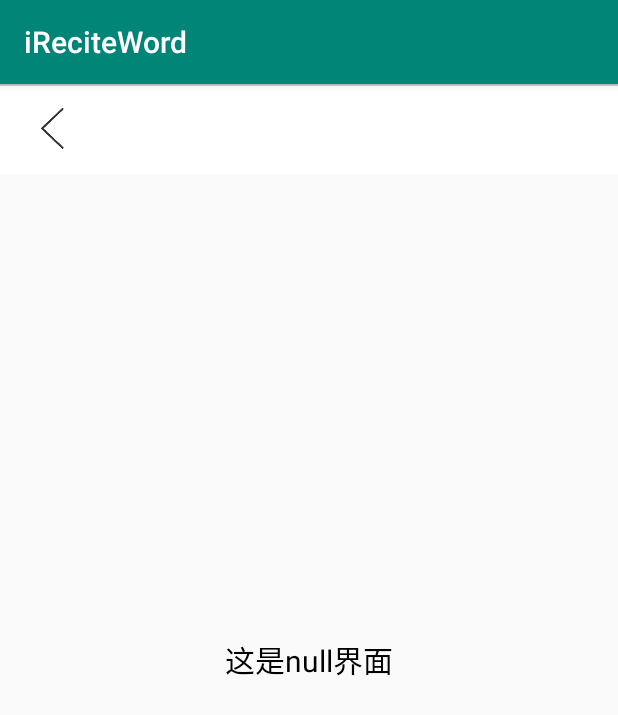
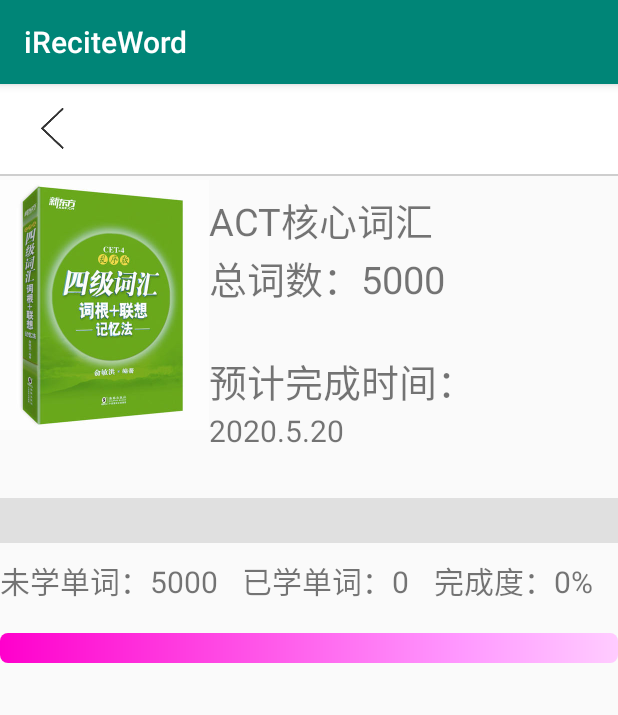
Before and after one commit to CofJus/iReciteWord, an Android app: the LearningSpeedActivity screen opened directly, with no data from a screen before it, on a phone screen of 412 x 824 dp. Shown: the top 715 px of the screen. Run offline under Robolectric (Android 15) with nearby library versions, the phone set to English and light mode, and no system bars.

Commit message:
更新日志

```diff
--- a/app/src/main/java/com/hhu/ireciteword/ui/LearningSpeedActivity.java
+++ b/app/src/main/java/com/hhu/ireciteword/ui/LearningSpeedActivity.java
@@ -25,7 +25,7 @@ public class LearningSpeedActivity extends AppCompatActivity {
         tvTitle=findViewById(R.id.tv_title);
         ivBack=findViewById(R.id.iv_back);
         tvTitle.setText(content);
-        tv.setText("这是"+content+"界面");
+        //tv.setText("这是"+content+"界面");
         ivBack.setOnClickListener(new View.OnClickListener() {
             @Override
             public void onClick(View view) {
--- /dev/null
+++ b/app/src/main/res/drawable/progressbar_shape.xml
@@ -0,0 +1,45 @@
+<layer-list xmlns:android="http://schemas.android.com/apk/res/android" >
+<!--Created by 李雪滢-->
+<!--    2020.5.17-->
+    <item android:id="@android:id/background">
+        <!--形状-->
+        <shape>
+            <!-- 角球-->
+            <corners android:radius="5dip" />
+            <!--梯度-->
+            <gradient
+                android:angle="0"
+                android:centerColor="#FF99FF"
+                android:centerY="0.75"
+                android:endColor="#FFCCFF"
+                android:startColor="#FF00CC" />
+        </shape>
+    </item>
+
+    <item android:id="@android:id/secondaryProgress">
+        <clip>
+            <shape>
+                <corners android:radius="5dip" />
+                <gradient
+                    android:angle="0"
+                    android:centerColor="#80ffb600"
+                    android:centerY="0.75"
+                    android:endColor="#a0ffcb00"
+                    android:startColor="#80ffd300" />
+            </shape>
+        </clip>
+    </item>
+
+    <item android:id="@android:id/progress">
+        <clip>
+            <shape>
+                <corners android:radius="5dip" />
+                <gradient
+                    android:angle="0"
+                    android:endColor="#8000ff00"
+                    android:startColor="#80ff0000" />
+            </shape>
+        </clip>
+    </item>
+
+</layer-list>
--- a/app/src/main/res/layout/activity_speed.xml
+++ b/app/src/main/res/layout/activity_speed.xml
@@ -1,16 +1,13 @@
 <?xml version="1.0" encoding="utf-8"?>
-<RelativeLayout xmlns:android="http://schemas.android.com/apk/res/android"
+<!--Created by 李雪滢-->
+<!--2020.5.17-->
+<LinearLayout xmlns:android="http://schemas.android.com/apk/res/android"
     xmlns:app="http://schemas.android.com/apk/res-auto"
     xmlns:tools="http://schemas.android.com/tools"
     android:layout_width="match_parent"
     android:layout_height="match_parent"
     android:orientation="vertical"
     tools:context=".ui.LearningSpeedActivity">
-
-<!--    /*-->
-<!--    * Created by 石倍瑜 on 2020.4.16-->
-<!--    */-->
-
     <RelativeLayout
         android:layout_width="match_parent"
         android:layout_height="60dp"
@@ -21,8 +18,7 @@
             android:layout_height="30dp"
             android:background="@drawable/back"
             android:layout_marginLeft="20dp"
-            android:layout_centerVertical="true"
-            />
+            android:layout_centerVertical="true" />
         <TextView
             android:id="@+id/tv_title"
             android:layout_width="wrap_content"
@@ -35,13 +31,83 @@
     <View
         android:layout_width="match_parent"
         android:layout_height="1dp"
-        android:background="#CECECE"/>
-    <TextView
-        android:id="@+id/tv"
-        android:textColor="#000000"
-        android:textSize="20sp"
+        android:background="#CECECE" />
+    <LinearLayout
+        android:orientation="horizontal"
         android:layout_width="match_parent"
-        android:layout_height="match_parent"
-        android:gravity="center"/>
+        android:layout_height="wrap_content">
 
-</RelativeLayout>
+        <ImageButton
+            android:layout_width="139dp"
+            android:layout_height="172dp"
+            android:src="@mipmap/CET_4" />
+        <LinearLayout
+            android:layout_width="247dp"
+            android:layout_height="199dp"
+            android:orientation="vertical">
+            <TextView
+                android:layout_marginTop="10dp"
+                android:layout_width="wrap_content"
+                android:layout_height="wrap_content"
+                android:text="ACT核心词汇"
+                android:textSize="25dp" />
+            <TextView
+                android:layout_width="wrap_content"
+                android:layout_height="wrap_content"
+                android:text="总词数：5000"
+                android:textSize="25dp"/>
+            <TextView
+                android:layout_width="wrap_content"
+                android:layout_height="wrap_content"
+                android:layout_marginTop="30dp"
+                android:text="预计完成时间："
+                android:textSize="25dp" />
+
+            <TextView
+                android:layout_width="wrap_content"
+                android:layout_height="wrap_content"
+                android:text="2020.5.20"
+                android:textSize="20dp" />
+            </LinearLayout>
+        </LinearLayout>
+<!--        来一个灰色条条-->
+        <View
+            android:layout_width="match_parent"
+            android:layout_height="30dp"
+            android:background="#E0E0E0"
+            android:layout_marginTop="15dp"
+            android:layout_marginBottom="10dp"/>
+    <!--  我觉得这里的text应该写在java文件里面因为是可变的但是我不会写！-->
+        <LinearLayout
+            android:layout_width="match_parent"
+            android:layout_height="wrap_content"
+            android:orientation="horizontal">
+            <TextView
+                android:textSize="20dp"
+                android:layout_weight="1"
+                android:layout_width="wrap_content"
+                android:layout_height="wrap_content"
+                android:text="未学单词：5000"/>
+            <TextView
+                android:textSize="20dp"
+                android:layout_weight="1"
+                android:layout_width="wrap_content"
+                android:layout_height="wrap_content"
+                android:text="已学单词：0"/>
+            <TextView
+                android:textSize="20dp"
+                android:layout_weight="1"
+                android:layout_width="wrap_content"
+                android:layout_height="wrap_content"
+                android:text="完成度：0%"/>
+        </LinearLayout>
+
+    <ProgressBar
+        style="@android:style/Widget.ProgressBar.Horizontal"
+        android:layout_marginTop="20dp"
+        android:layout_width="match_parent"
+        android:layout_height="wrap_content"
+        android:max="5000"
+        android:progress="0"
+        android:progressDrawable="@drawable/progressbar_shape" />
+</LinearLayout>
```
Also changed, not shown: app/src/main/res/layout/lock_page.xml (added, +66 -0 lines), app/src/main/res/mipmap-hdpi/audio.png (added), app/src/main/res/mipmap-hdpi/lock_back.png (added), app/src/main/res/mipmap-xxhdpi/CET_4.jpg (added).
